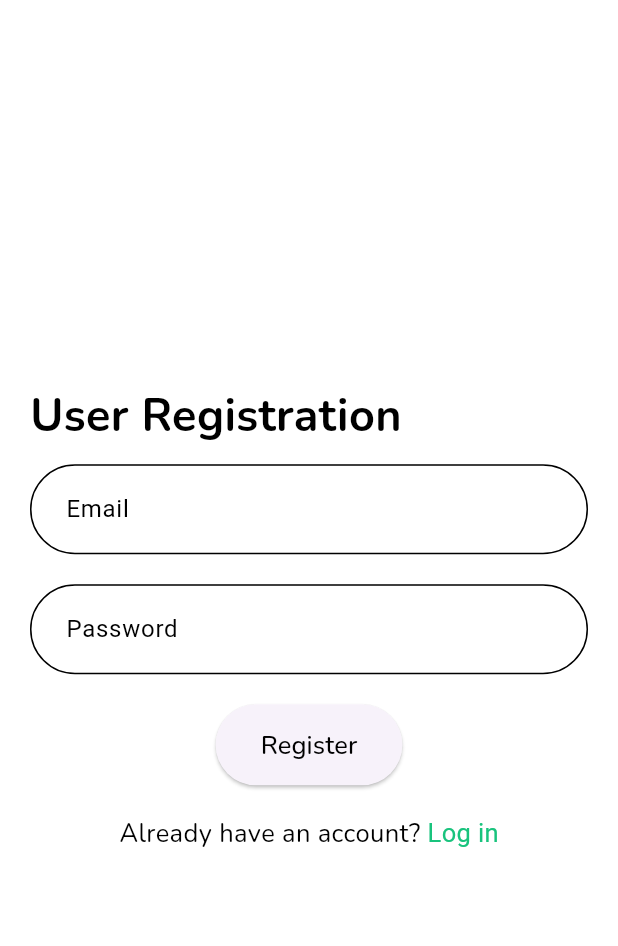
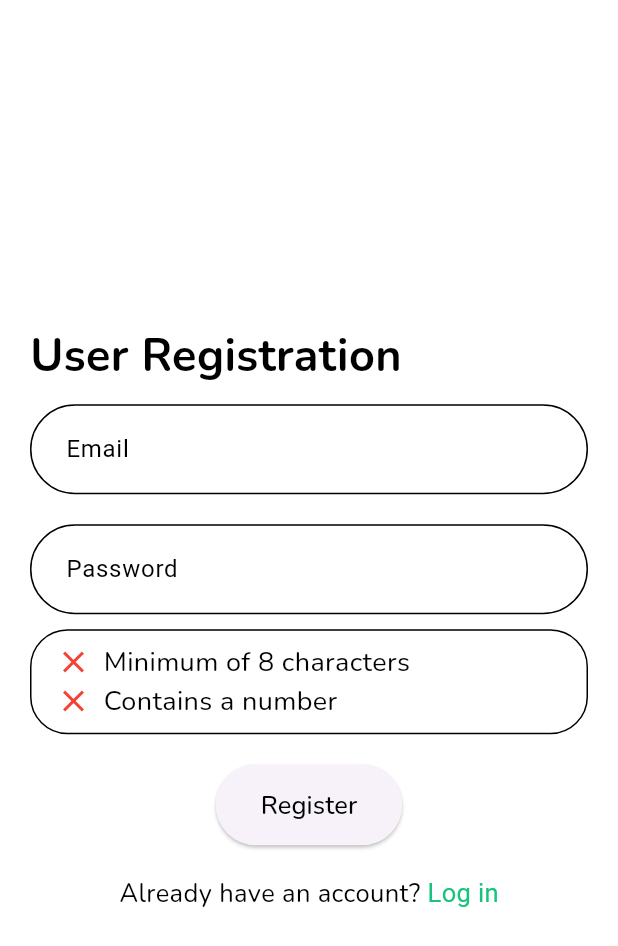
Before and after one commit to SETAP-Education/EducationApp, a Flutter app: the RegistrationPage screen opened directly, on a phone screen of 412 x 824 dp. Shown: the top 946 px of the screen. Run offline on Flutter 3.47's test engine with Material 3 defaults, Android fonts, the phone set to English and light mode, and no system bars; our stand-ins replace cloud_firestore, firebase_auth, firebase_core, google_fonts; accounts and stored records are empty; statements that could not run were skipped.

Commit message:
Password validation

```diff
--- a/education_app/lib/Pages/AuthenticationPages/RegistrationPage.dart
+++ b/education_app/lib/Pages/AuthenticationPages/RegistrationPage.dart
@@ -18,6 +18,8 @@ class _RegistrationPageState extends State<RegistrationPage> {
   final TextEditingController _emailController = TextEditingController();
   final TextEditingController _passwordController = TextEditingController();
   final FirebaseAuth _auth = FirebaseAuth.instance;
+
+  final int minCharacters = 8;
 
   @override
   Widget build(BuildContext context) {
@@ -72,6 +74,7 @@ class _RegistrationPageState extends State<RegistrationPage> {
         Container(
           width: 600,
           child: TextField(
+
             controller: _emailController,
             decoration: InputDecoration(labelText: 'Email',
                   contentPadding: EdgeInsets.symmetric(horizontal: 20, vertical: 15),
@@ -85,6 +88,7 @@ class _RegistrationPageState extends State<RegistrationPage> {
                   ),
                   labelStyle: TextStyle(color: secondaryColour),
                 ),
+
             style: GoogleFonts.nunito(
               fontSize: 20.0,
             ),
@@ -115,11 +119,23 @@ class _RegistrationPageState extends State<RegistrationPage> {
                   style: GoogleFonts.nunito(
                     fontSize: 20.0,
                   ),
+
+                  onChanged: (value) {
+                    // This is hacky...
+                    setState(() {
+
+                    });
+                  },
                 ),
               ),
             ],
           ),
         ),
+
+        SizedBox(height: 10.0),
+
+        _passwordRequirements(_passwordController.text),
+
         SizedBox(height: 20.0),
         // Register button
         ElevatedButton(
@@ -165,6 +181,24 @@ class _RegistrationPageState extends State<RegistrationPage> {
 
   Future<void> _register() async {
     try {
+
+      bool satisfysMinCharacters = _passwordController.text.length >= minCharacters;
+      bool hasOneNumber = _passwordController.text.contains(RegExp(r'[0-9]'));
+
+      if (!satisfysMinCharacters || !hasOneNumber) {
+        // Password does not satisfy constraints
+
+        ScaffoldMessenger.of(context).showSnackBar(
+          SnackBar(
+            content: Text("Password does not fit minimum requirements"),
+            duration: Duration(seconds: 3),
+          ),
+        );
+
+        // Break out
+        return;
+      }
+
       UserCredential userCredential = await _auth.createUserWithEmailAndPassword(
         email: _emailController.text,
         password: _passwordController.text,
@@ -202,4 +236,36 @@ class _RegistrationPageState extends State<RegistrationPage> {
       },
     );
   }
+
+  Widget _buildPasswordRequirement(String text, bool satisfied) {
+    return Row(
+      children: [
+        satisfied ? Icon(Icons.done, color: Colors.green,) : Icon(Icons.close, color: Colors.red),
+        const SizedBox(width: 8.0),
+        Text(text, style: GoogleFonts.nunito(color: satisfied ? Colors.grey : Colors.black, fontSize: 18, decoration: satisfied ?  TextDecoration.lineThrough : TextDecoration.none),)
+      ]
+    );
   }
+
+  Widget _passwordRequirements(String currentPassword) {
+
+    bool satisfysMinCharacters = currentPassword.length >= minCharacters;
+    bool hasOneNumber = currentPassword.contains(RegExp(r'[0-9]'));
+
+    return Container(
+      padding: const EdgeInsets.fromLTRB(16.0, 8.0, 16.0, 8.0),
+      decoration: BoxDecoration(
+        border: Border.all(),
+        borderRadius: BorderRadius.circular(25)
+      ),
+
+      child: Column(
+        children: [
+          _buildPasswordRequirement("Minimum of 8 characters", satisfysMinCharacters),
+          _buildPasswordRequirement("Contains a number", hasOneNumber)
+        ],
+      )
+
+    );
+  }
+}
```
Lines whose indentation alone changed are shown as unchanged.
